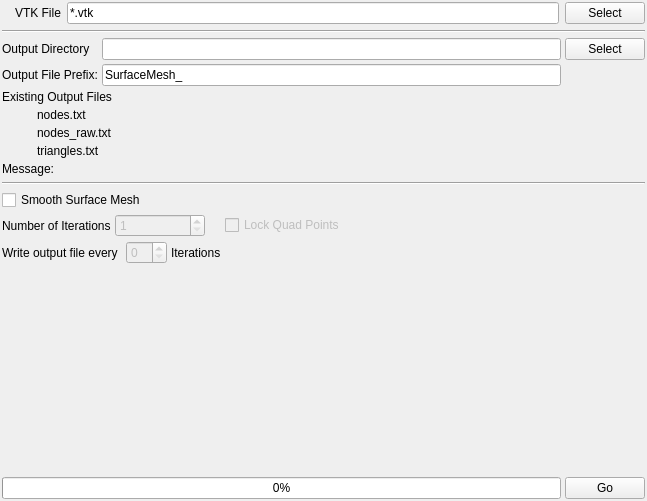
Before: the Qt Designer form Source/AIM/GUI/UI_Files/SurfaceMeshingWidget.ui in BlueQuartzSoftware/DREAM3D, drawn with Qt 5.
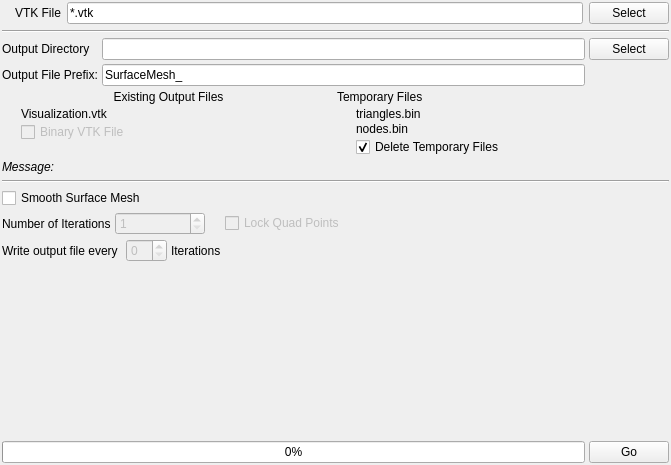
After: the same form once the commit is applied. Icons and pictures are not drawn.

Commit message: Updating the Surface Meshing User Interface with more consistent layouts and correct file names of the output and temporary files. Adding option to delete the temp files. Adding checkbox to write a binary VTK output file which is currently disabled as the underlying functionality does not exist yet. Removing setup code that is not needed any more in the SurfaceMeshing::Compute method.

What changed in the file:
```diff
--- a/Source/AIM/GUI/UI_Files/SurfaceMeshingWidget.ui
+++ b/Source/AIM/GUI/UI_Files/SurfaceMeshingWidget.ui
@@ -6,8 +6,8 @@
    <rect>
     <x>0</x>
     <y>0</y>
-    <width>647</width>
-    <height>501</height>
+    <width>671</width>
+    <height>465</height>
    </rect>
   </property>
   <property name="windowTitle">
@@ -107,99 +107,165 @@
     </layout>
    </item>
    <item>
-    <layout class="QGridLayout" name="gridLayout_18">
-     <item row="1" column="0" colspan="2">
-      <widget class="QLabel" name="label_30">
+    <layout class="QGridLayout" name="gridLayout_4">
+     <property name="horizontalSpacing">
+      <number>2</number>
+     </property>
+     <property name="verticalSpacing">
+      <number>3</number>
+     </property>
+     <item row="0" column="0">
+      <widget class="QLabel" name="label_12">
        <property name="text">
         <string>Existing Output Files</string>
        </property>
+       <property name="alignment">
+        <set>Qt::AlignCenter</set>
+       </property>
       </widget>
      </item>
-     <item row="2" column="0">
-      <widget class="QLabel" name="m_NodesFileIcon">
-       <property name="text">
-        <string/>
+     <item row="1" column="0">
+      <layout class="QFormLayout" name="formLayout_3">
+       <property name="fieldGrowthPolicy">
+        <enum>QFormLayout::FieldsStayAtSizeHint</enum>
        </property>
-       <property name="pixmap">
-        <pixmap resource="../../../../Resources/icons/images/Icons.qrc">:/Delete-16x16.png</pixmap>
+       <property name="labelAlignment">
+        <set>Qt::AlignCenter</set>
        </property>
-       <property name="alignment">
-        <set>Qt::AlignRight|Qt::AlignTrailing|Qt::AlignVCenter</set>
+       <property name="horizontalSpacing">
+        <number>12</number>
        </property>
-      </widget>
-     </item>
-     <item row="2" column="1">
-      <widget class="QLabel" name="m_NodesFile">
-       <property name="text">
-        <string>nodes.txt</string>
+       <property name="verticalSpacing">
+        <number>1</number>
        </property>
-      </widget>
+       <item row="1" column="1">
+        <widget class="QLabel" name="m_VisualizationFile">
+         <property name="text">
+          <string>Visualization.vtk</string>
+         </property>
+        </widget>
+       </item>
+       <item row="1" column="0">
+        <widget class="QLabel" name="m_VisualizationFileIcon">
+         <property name="text">
+          <string/>
+         </property>
+         <property name="pixmap">
+          <pixmap resource="../../../../Resources/icons/images/Icons.qrc">:/Delete-16x16.png</pixmap>
+         </property>
+         <property name="alignment">
+          <set>Qt::AlignRight|Qt::AlignTrailing|Qt::AlignVCenter</set>
+         </property>
+        </widget>
+       </item>
+       <item row="2" column="1">
+        <widget class="QCheckBox" name="m_BinaryVtkFiles">
+         <property name="enabled">
+          <bool>false</bool>
+         </property>
+         <property name="text">
+          <string>Binary VTK File</string>
+         </property>
+        </widget>
+       </item>
+      </layout>
      </item>
-     <item row="3" column="1">
-      <widget class="QLabel" name="m_NodesRawFile">
-       <property name="text">
-        <string>nodes_raw.txt</string>
+     <item row="1" column="1">
+      <layout class="QFormLayout" name="formLayout_4">
+       <property name="fieldGrowthPolicy">
+        <enum>QFormLayout::FieldsStayAtSizeHint</enum>
        </property>
-      </widget>
-     </item>
-     <item row="3" column="0">
-      <widget class="QLabel" name="m_NodesRawFileIcon">
-       <property name="text">
-        <string/>
+       <property name="labelAlignment">
+        <set>Qt::AlignCenter</set>
        </property>
-       <property name="pixmap">
-        <pixmap resource="../../../../Resources/icons/images/Icons.qrc">:/Delete-16x16.png</pixmap>
+       <property name="formAlignment">
+        <set>Qt::AlignLeading|Qt::AlignLeft|Qt::AlignTop</set>
        </property>
-       <property name="alignment">
-        <set>Qt::AlignRight|Qt::AlignTrailing|Qt::AlignVCenter</set>
+       <property name="horizontalSpacing">
+        <number>12</number>
        </property>
-      </widget>
+       <property name="verticalSpacing">
+        <number>1</number>
+       </property>
+       <item row="4" column="1">
+        <widget class="QCheckBox" name="m_DeleteTempFiles">
+         <property name="text">
+          <string>Delete Temporary Files</string>
+         </property>
+         <property name="checked">
+          <bool>true</bool>
+         </property>
+        </widget>
+       </item>
+       <item row="1" column="1">
+        <widget class="QLabel" name="m_NodesFileBin">
+         <property name="text">
+          <string>nodes.bin</string>
+         </property>
+        </widget>
+       </item>
+       <item row="0" column="1">
+        <widget class="QLabel" name="m_TrianglesFileBin">
+         <property name="text">
+          <string>triangles.bin</string>
+         </property>
+        </widget>
+       </item>
+       <item row="0" column="0">
+        <widget class="QLabel" name="m_TrianglesFileBinIcon">
+         <property name="text">
+          <string/>
+         </property>
+         <property name="pixmap">
+          <pixmap resource="../../../../Resources/icons/images/Icons.qrc">:/Delete-16x16.png</pixmap>
+         </property>
+         <property name="alignment">
+          <set>Qt::AlignRight|Qt::AlignTrailing|Qt::AlignVCenter</set>
+         </property>
+        </widget>
+       </item>
+       <item row="1" column="0">
+        <widget class="QLabel" name="m_NodesFileBinIcon">
+         <property name="text">
+          <string/>
+         </property>
+         <property name="pixmap">
+          <pixmap resource="../../../../Resources/icons/images/Icons.qrc">:/Delete-16x16.png</pixmap>
+         </property>
+         <property name="alignment">
+          <set>Qt::AlignRight|Qt::AlignTrailing|Qt::AlignVCenter</set>
+         </property>
+        </widget>
+       </item>
+      </layout>
      </item>
-     <item row="4" column="0">
-      <widget class="QLabel" name="m_TrianglesFileIcon">
+     <item row="2" column="0" colspan="2">
+      <widget class="QLabel" name="messageLabel">
+       <property name="font">
+        <font>
+         <italic>true</italic>
+        </font>
+       </property>
        <property name="text">
-        <string/>
+        <string>Message:</string>
        </property>
-       <property name="pixmap">
-        <pixmap resource="../../../../Resources/icons/images/Icons.qrc">:/Delete-16x16.png</pixmap>
+       <property name="wordWrap">
+        <bool>true</bool>
        </property>
-       <property name="alignment">
-        <set>Qt::AlignRight|Qt::AlignTrailing|Qt::AlignVCenter</set>
+       <property name="margin">
+        <number>3</number>
        </property>
       </widget>
      </item>
-     <item row="4" column="1">
-      <widget class="QLabel" name="m_TrianglesFile">
+     <item row="0" column="1">
+      <widget class="QLabel" name="label_60">
        <property name="text">
-        <string>triangles.txt</string>
+        <string>Temporary Files</string>
        </property>
       </widget>
      </item>
-     <item row="1" column="2" rowspan="4">
-      <spacer name="horizontalSpacer_28">
-       <property name="orientation">
-        <enum>Qt::Horizontal</enum>
-       </property>
-       <property name="sizeHint" stdset="0">
-        <size>
-         <width>40</width>
-         <height>20</height>
-        </size>
-       </property>
-      </spacer>
-     </item>
     </layout>
    </item>
-   <item>
-    <widget class="QLabel" name="m_Message">
-     <property name="text">
-      <string>Message:</string>
-     </property>
-     <property name="wordWrap">
-      <bool>true</bool>
-     </property>
-    </widget>
-   </item>
    <item>
     <widget class="Line" name="line_4">
      <property name="minimumSize">
```
The commit also changes 6 other files.
